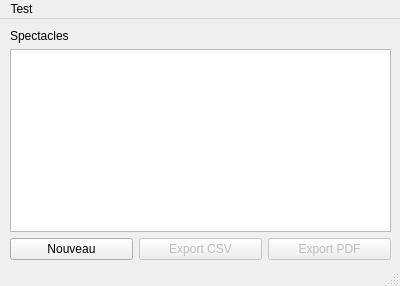
Old version of the form lightapp/ui/QDesigner/MainWindow.ui in the repository raphigaziano/lightapp.
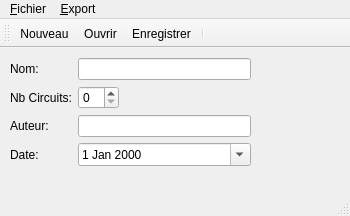
New version of the form. Icons and pictures are not drawn.

Diff of the .ui file:
```diff
--- a/lightapp/ui/QDesigner/MainWindow.ui
+++ b/lightapp/ui/QDesigner/MainWindow.ui
@@ -9,8 +9,8 @@
    <rect>
     <x>0</x>
     <y>0</y>
-    <width>400</width>
-    <height>286</height>
+    <width>350</width>
+    <height>216</height>
    </rect>
   </property>
   <property name="sizePolicy">
@@ -31,79 +31,71 @@
      <rect>
       <x>10</x>
       <y>10</y>
-      <width>381</width>
-      <height>231</height>
+      <width>241</width>
+      <height>131</height>
      </rect>
     </property>
     <layout class="QFormLayout" name="formLayout">
      <property name="fieldGrowthPolicy">
       <enum>QFormLayout::AllNonFixedFieldsGrow</enum>
      </property>
+     <item row="2" column="1">
+      <widget class="QSpinBox" name="spinBox_show_nbSlots">
+       <property name="sizePolicy">
+        <sizepolicy hsizetype="Fixed" vsizetype="Fixed">
+         <horstretch>0</horstretch>
+         <verstretch>0</verstretch>
+        </sizepolicy>
+       </property>
+      </widget>
+     </item>
+     <item row="5" column="1">
+      <widget class="QDateEdit" name="dateEdit_show_date">
+       <property name="calendarPopup">
+        <bool>true</bool>
+       </property>
+      </widget>
+     </item>
      <item row="0" column="0">
+      <widget class="QLabel" name="label_2">
+       <property name="text">
+        <string>Nom:</string>
+       </property>
+      </widget>
+     </item>
+     <item row="5" column="0">
+      <widget class="QLabel" name="label_4">
+       <property name="text">
+        <string>Date:</string>
+       </property>
+      </widget>
+     </item>
+     <item row="2" column="0">
       <widget class="QLabel" name="label">
        <property name="text">
-        <string>Spectacles</string>
+        <string>Nb Circuits:</string>
        </property>
       </widget>
      </item>
-     <item row="1" column="0" colspan="2">
-      <widget class="QTableWidget" name="table_shows">
-       <property name="horizontalScrollBarPolicy">
-        <enum>Qt::ScrollBarAlwaysOff</enum>
+     <item row="3" column="0">
+      <widget class="QLabel" name="label_3">
+       <property name="text">
+        <string>Auteur:</string>
        </property>
-       <property name="selectionMode">
-        <enum>QAbstractItemView::SingleSelection</enum>
+      </widget>
+     </item>
+     <item row="0" column="1">
+      <widget class="QLineEdit" name="txtBox_show_title">
+       <property name="focusPolicy">
+        <enum>Qt::StrongFocus</enum>
        </property>
-       <property name="selectionBehavior">
-        <enum>QAbstractItemView::SelectRows</enum>
+       <property name="echoMode">
+        <enum>QLineEdit::Normal</enum>
        </property>
-       <property name="showGrid">
-        <bool>false</bool>
-       </property>
-       <property name="columnCount">
-        <number>3</number>
-       </property>
-       <attribute name="horizontalHeaderVisible">
-        <bool>false</bool>
-       </attribute>
-       <attribute name="verticalHeaderVisible">
-        <bool>false</bool>
-       </attribute>
-       <column/>
-       <column/>
-       <column/>
       </widget>
      </item>
-     <item row="3" column="0" colspan="2">
-      <layout class="QHBoxLayout" name="horizontalLayout_2">
-       <item>
-        <widget class="QPushButton" name="btn_new">
-         <property name="text">
-          <string>Nouveau</string>
-         </property>
-        </widget>
-       </item>
-       <item>
-        <widget class="QPushButton" name="btn_gen_csv">
-         <property name="enabled">
-          <bool>false</bool>
-         </property>
-         <property name="text">
-          <string>Export CSV</string>
-         </property>
-        </widget>
-       </item>
-       <item>
-        <widget class="QPushButton" name="btn_gen_pdf">
-         <property name="enabled">
-          <bool>false</bool>
-         </property>
-         <property name="text">
-          <string>Export PDF</string>
-         </property>
-        </widget>
-       </item>
-      </layout>
+     <item row="3" column="1">
+      <widget class="QLineEdit" name="txtBox_show_author"/>
      </item>
     </layout>
    </widget>
@@ -113,22 +105,90 @@
     <rect>
      <x>0</x>
      <y>0</y>
-     <width>400</width>
+     <width>350</width>
      <height>21</height>
     </rect>
    </property>
    <widget class="QMenu" name="menuTest">
     <property name="title">
-     <string>Test</string>
+     <string>&amp;Fichier</string>
     </property>
-    <addaction name="actionMenu"/>
+    <addaction name="action_new"/>
+    <addaction name="action_open"/>
+    <addaction name="action_save"/>
+    <addaction name="action_save_as"/>
+    <addaction name="separator"/>
+   </widget>
+   <widget class="QMenu" name="menu_Export">
+    <property name="title">
+     <string>&amp;Export</string>
+    </property>
    </widget>
    <addaction name="menuTest"/>
+   <addaction name="menu_Export"/>
   </widget>
   <widget class="QStatusBar" name="statusbar"/>
-  <action name="actionMenu">
+  <widget class="QToolBar" name="toolBar">
+   <property name="windowTitle">
+    <string>toolBar</string>
+   </property>
+   <attribute name="toolBarArea">
+    <enum>TopToolBarArea</enum>
+   </attribute>
+   <attribute name="toolBarBreak">
+    <bool>false</bool>
+   </attribute>
+   <addaction name="action_new"/>
+   <addaction name="action_open"/>
+   <addaction name="action_save"/>
+   <addaction name="separator"/>
+  </widget>
+  <action name="action_open">
+   <property name="icon">
+    <iconset resource="ressources.qrc">
+     <normaloff>:/icons/img/open.png</normaloff>:/icons/img/open.png</iconset>
+   </property>
    <property name="text">
-    <string>Menu</string>
+    <string>&amp;Ouvrir...</string>
+   </property>
+   <property name="statusTip">
+    <string>Ouvrir un spectacle existant</string>
+   </property>
+  </action>
+  <action name="action_save">
+   <property name="icon">
+    <iconset resource="ressources.qrc">
+     <normaloff>:/icons/img/save.png</normaloff>:/icons/img/save.png</iconset>
+   </property>
+   <property name="text">
+    <string>&amp;Enregistrer</string>
+   </property>
+   <property name="statusTip">
+    <string>Sauvegarder le spectacle en cours</string>
+   </property>
+  </action>
+  <action name="action_save_as">
+   <property name="icon">
+    <iconset resource="ressources.qrc">
+     <normaloff>:/icons/img/save.png</normaloff>:/icons/img/save.png</iconset>
+   </property>
+   <property name="text">
+    <string>Enregistrer &amp;Sous...</string>
+   </property>
+   <property name="statusTip">
+    <string>Sauvegarder le spectacle en cours</string>
+   </property>
+  </action>
+  <action name="action_new">
+   <property name="icon">
+    <iconset resource="ressources.qrc">
+     <normaloff>:/icons/img/new.png</normaloff>:/icons/img/new.png</iconset>
+   </property>
+   <property name="text">
+    <string>&amp;Nouveau</string>
+   </property>
+   <property name="statusTip">
+    <string>Nouveau specatcle</string>
    </property>
   </action>
  </widget>
```
Left out of the diff: 24 changed lines with no effect on the pictures.
